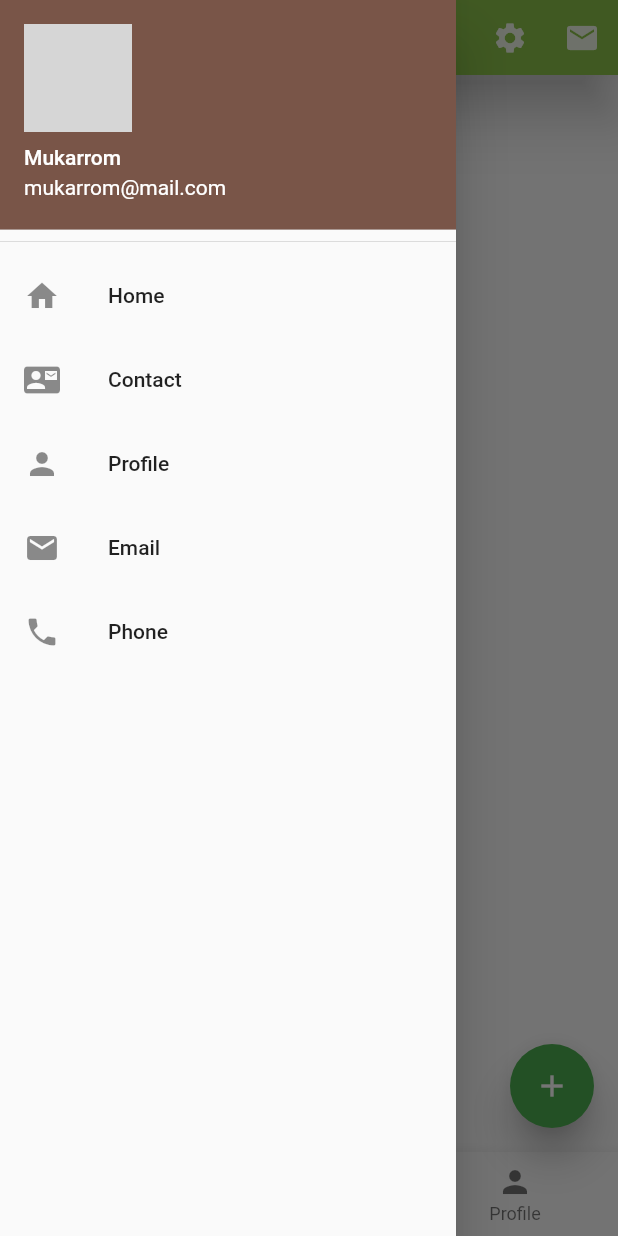
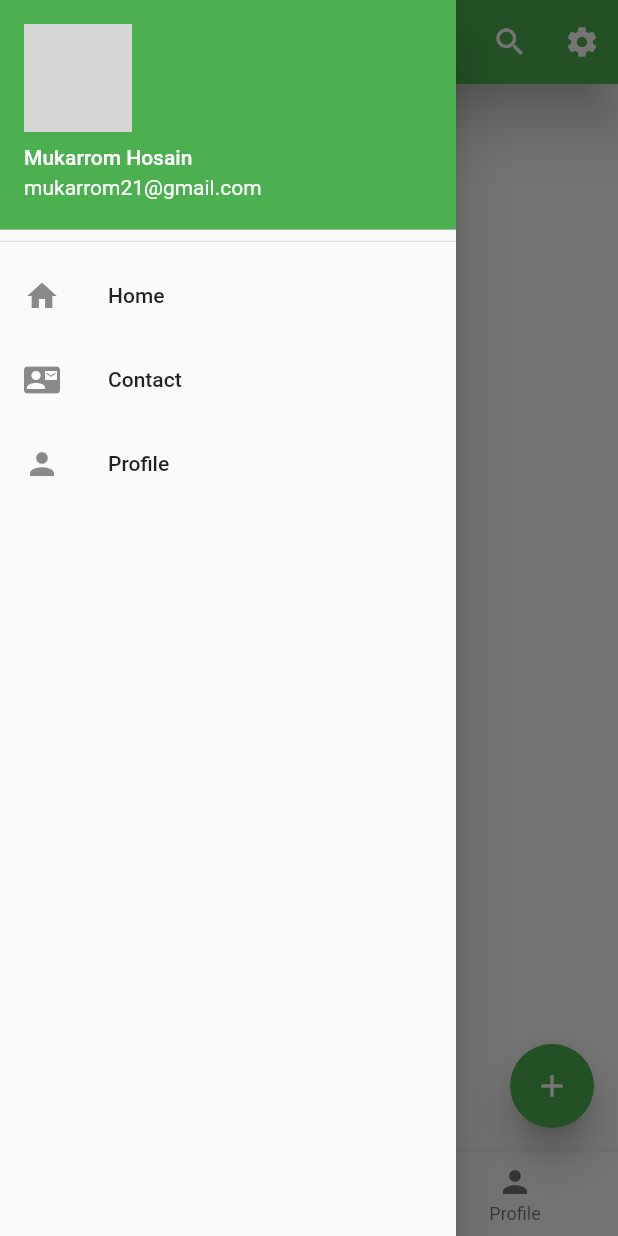
Before and after one commit to mukarrom/module-5-assignment, a Flutter app: the screen it shows after launch, with the side drawer open, on a phone screen of 412 x 824 dp. Run offline on Flutter 3.47's test engine with Material 2 defaults, Android fonts, the phone set to English and light mode, and no system bars; network calls fail; grey boxes are pictures that could not be loaded.

Commit message:
trying to fillup assignmet requires

```diff
--- a/lib/main.dart
+++ b/lib/main.dart
@@ -10,15 +10,9 @@ class MyApp extends StatelessWidget {
 
   @override
   Widget build(BuildContext context) {
-    return MaterialApp(
-      // change light theme
-      theme: ThemeData(primarySwatch: Colors.green),
-      // change dark theme
-      darkTheme: ThemeData(primarySwatch: Colors.brown),
-      // entire application colors
-      color: Colors.blue,
+    return const MaterialApp(
       debugShowCheckedModeBanner: false,
-      home: const HomeActivity(),
+      home: HomeActivity(),
     );
   }
 }
@@ -36,12 +30,8 @@ class HomeActivity extends StatelessWidget {
     return Scaffold(
         appBar: AppBar(
           title: const Text('My App'),
-          titleSpacing: 20, // margin for title text from left
-          centerTitle: false, // title alignment center or not
-          toolbarHeight: 50, // appbar height in pixel
-          toolbarOpacity: 0.7,
           elevation: 15,
-          backgroundColor: Colors.lightGreen,
+          backgroundColor: Colors.green,
           actions: [
             IconButton(
                 onPressed: () {
@@ -58,13 +48,9 @@ class HomeActivity extends StatelessWidget {
                   mySnackBar("I am Settings", context);
                 },
                 icon: const Icon(Icons.settings)),
-            IconButton(
-                onPressed: () {
-                  mySnackBar("I am Email", context);
-                },
-                icon: const Icon(Icons.email)),
           ],
         ),
+        // ========= Floating Action Button ========
         floatingActionButton: FloatingActionButton(
           elevation: 10,
           backgroundColor: Colors.green,
@@ -73,6 +59,7 @@ class HomeActivity extends StatelessWidget {
           },
           child: const Icon(Icons.add),
         ),
+        // ========= Bottom Navigation Bar ========
         bottomNavigationBar: BottomNavigationBar(
           items: const [
             BottomNavigationBarItem(icon: Icon(Icons.home), label: 'Home'),
@@ -81,6 +68,7 @@ class HomeActivity extends StatelessWidget {
             BottomNavigationBarItem(icon: Icon(Icons.person), label: 'Profile'),
           ],
         ),
+        // ========= Drawer ========
         drawer: Drawer(
           child: ListView(
             children: [
@@ -89,9 +77,9 @@ class HomeActivity extends StatelessWidget {
                 child: UserAccountsDrawerHeader(
                   currentAccountPicture: Image.network(
                       "https://pixlok.com/wp-content/uploads/2021/05/flutter-logo-768x768.jpg"),
-                  accountName: const Text('Mukarrom'),
-                  accountEmail: const Text('mukarrom@mail.com'),
-                  decoration: const BoxDecoration(color: Colors.brown),
+                  accountName: const Text('Mukarrom Hosain'),
+                  accountEmail: const Text('mukarrom21@gmail.com'),
+                  decoration: const BoxDecoration(color: Colors.green),
                 ),
               ),
               ListTile(
@@ -112,70 +100,7 @@ class HomeActivity extends StatelessWidget {
                 leading: const Icon(Icons.person),
                 title: const Text('Profile'),
                 onTap: () {
-                  mySnackBar("I am Home", context);
-                },
-              ),
-              ListTile(
-                leading: const Icon(Icons.email),
-                title: const Text('Email'),
-                onTap: () {
-                  mySnackBar("I am Email", context);
-                },
-              ),
-              ListTile(
-                leading: const Icon(Icons.phone),
-                title: const Text('Phone'),
-                onTap: () {
-                  mySnackBar("I am Phone", context);
-                },
-              ),
-            ],
-          ),
-        ),
-        endDrawer: Drawer(
-          child: ListView(
-            children: [
-              const DrawerHeader(
-                padding: EdgeInsets.all(0),
-                child: UserAccountsDrawerHeader(
-                  accountName: Text('Mukarrom'),
-                  accountEmail: Text('mukarrom@mail.com'),
-                  decoration: BoxDecoration(color: Colors.brown),
-                ),
-              ),
-              ListTile(
-                leading: const Icon(Icons.home),
-                title: const Text('Home'),
-                onTap: () {
-                  mySnackBar("I am Home", context);
-                },
-              ),
-              ListTile(
-                leading: const Icon(Icons.contact_mail),
-                title: const Text('Contact'),
-                onTap: () {
-                  mySnackBar("I am Contact", context);
-                },
-              ),
-              ListTile(
-                leading: const Icon(Icons.person),
-                title: const Text('Profile'),
-                onTap: () {
-                  mySnackBar("I am Home", context);
-                },
-              ),
-              ListTile(
-                leading: const Icon(Icons.email),
-                title: const Text('Email'),
-                onTap: () {
-                  mySnackBar("I am Email", context);
-                },
-              ),
-              ListTile(
-                leading: const Icon(Icons.phone),
-                title: const Text('Phone'),
-                onTap: () {
-                  mySnackBar("I am Phone", context);
+                  mySnackBar("I am Profile", context);
                 },
               ),
             ],
```
